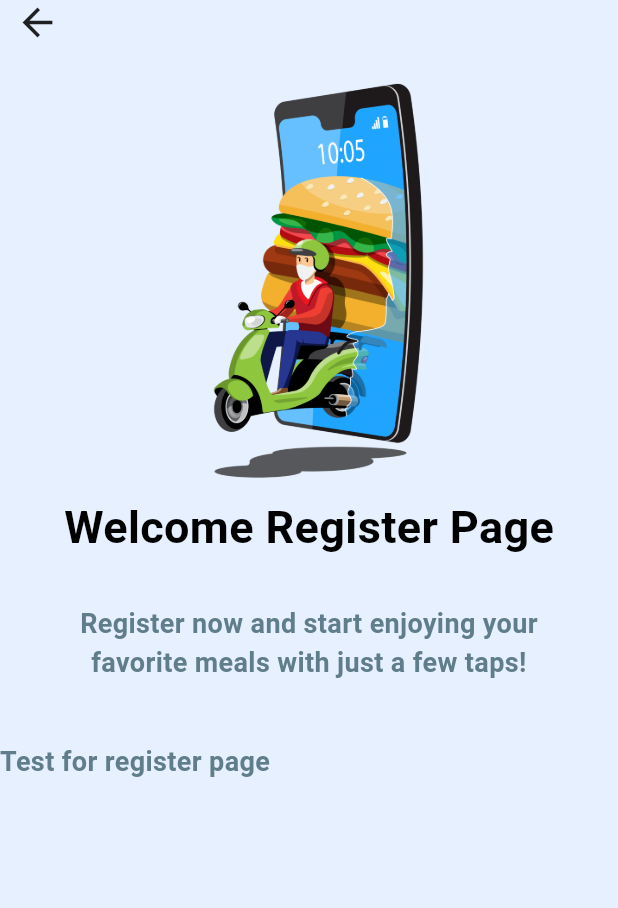
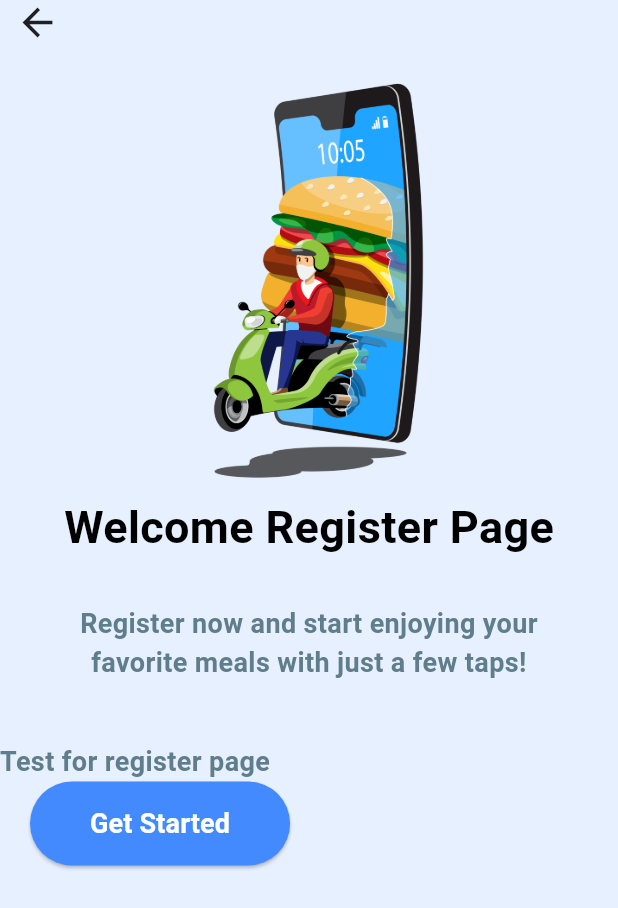
Before and after one commit to lixiuwen168-dev/flutter-cicd-project, a Flutter app: the RegisterPage screen opened directly, on a phone screen of 412 x 824 dp. Shown: the top 908 px of the screen. Run offline on Flutter 3.47's test engine with Material 3 defaults, Android fonts, the phone set to English and light mode, and no system bars; our stand-ins replace google_fonts; network calls fail.

Commit message:
test ci cd again

```diff
--- a/lib/pages/onbaording/register_page.dart
+++ b/lib/pages/onbaording/register_page.dart
@@ -70,6 +70,29 @@ class _RegisterPage extends State<RegisterPage> {
                 fontWeight: FontWeight.bold,
               ),
             ),
+            Container(
+              margin: EdgeInsets.symmetric(horizontal: 20),
+              child: ElevatedButton(
+                onPressed: () {
+                  // Handle button press
+                },
+                style: ElevatedButton.styleFrom(
+                  backgroundColor: Colors.blueAccent,
+                  padding: EdgeInsets.symmetric(horizontal: 40, vertical: 15),
+                  shape: RoundedRectangleBorder(
+                    borderRadius: BorderRadius.circular(30),
+                  ),
+                ),
+                child: Text(
+                  "Get Started",
+                  style: TextStyle(
+                    color: Colors.white,
+                    fontSize: 18,
+                    fontWeight: FontWeight.bold,
+                  ),
+                ),
+              ),
+            ),
           ],
         ),
       ),
```
